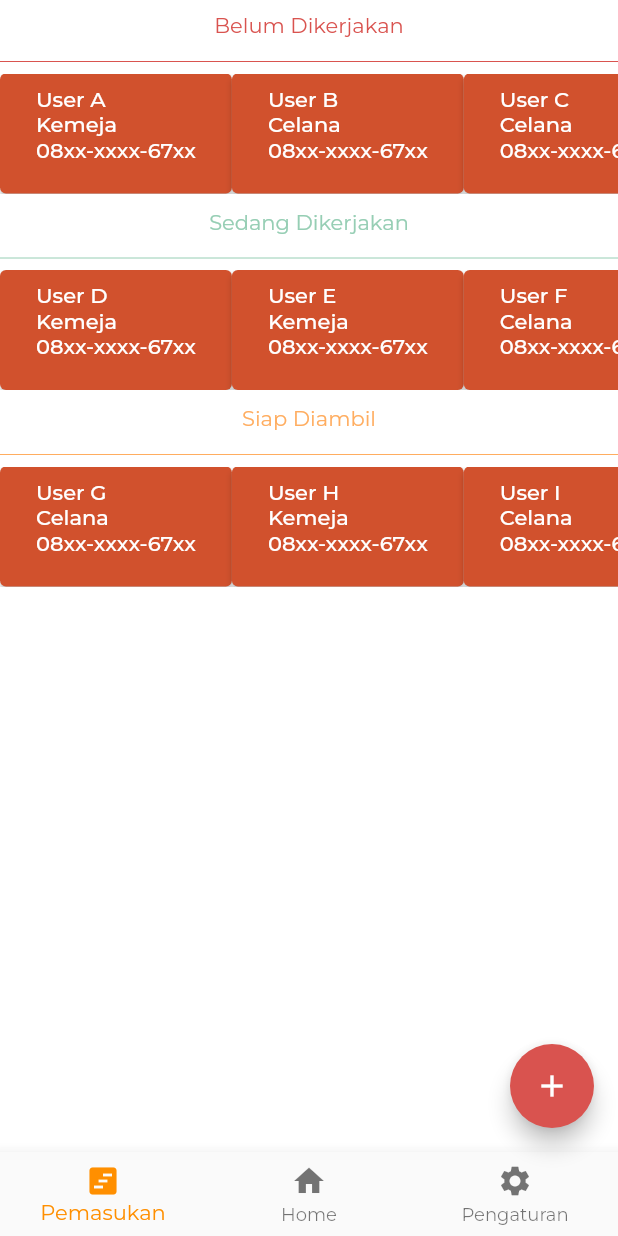
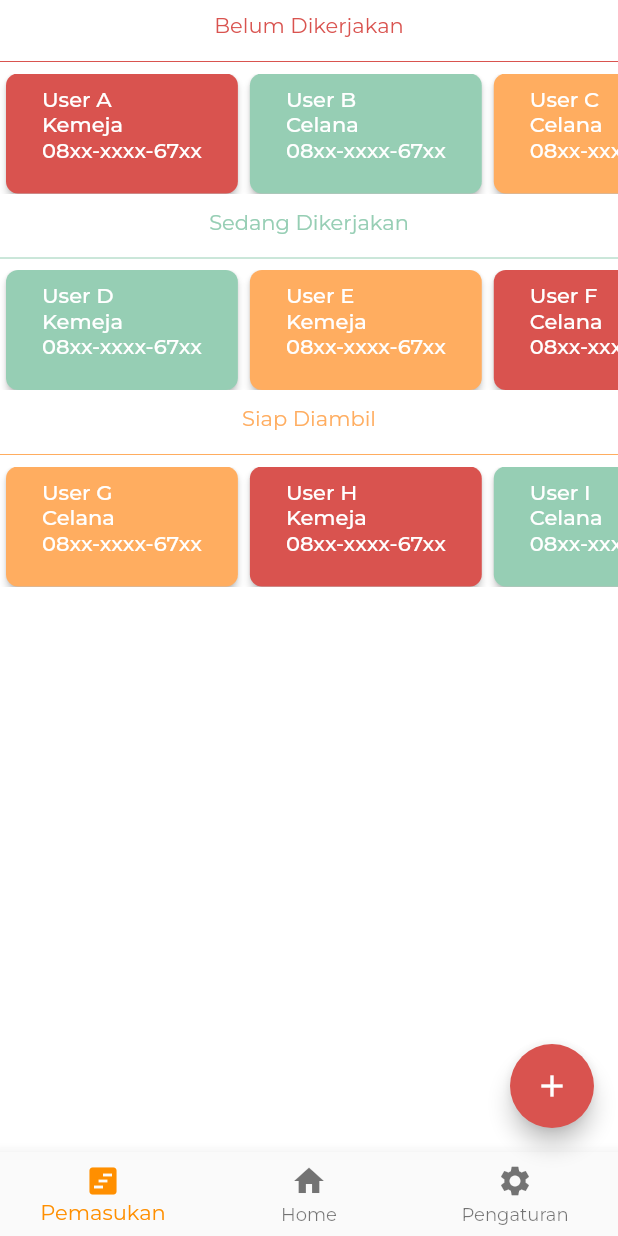
Before and after one commit to qonythazu/tugas-ippl, a Flutter app: the Home screen opened directly, on a phone screen of 412 x 824 dp. Run offline on Flutter 3.47's test engine with Material 2 defaults, Android fonts, the phone set to English and light mode, and no system bars; project files that could hold a hidden picture were left out.

Commit message:
Styling button di home

```diff
--- a/lib/home.dart
+++ b/lib/home.dart
@@ -54,7 +54,9 @@ class _HomeState extends State<Home> {
               child: ListView(
                 scrollDirection: Axis.horizontal,
                 children: <Widget>[
-                  ElevatedButton(
+                  Container(
+                    margin: EdgeInsets.symmetric(horizontal: 4.0),
+                    child: ElevatedButton(
                       onPressed: () {
 
                       },
@@ -71,8 +73,17 @@ class _HomeState extends State<Home> {
                           ],
                         ),
                       ),
+                      style: ElevatedButton.styleFrom(
+                        backgroundColor: Color(0xffD9534F),
+                        shape: new RoundedRectangleBorder(
+                          borderRadius: new BorderRadius.circular(8.0)
+                        )
                       ),
-                  ElevatedButton(
+                    ),
+                  ),
+                  Container(
+                    margin: EdgeInsets.symmetric(horizontal: 4.0),
+                    child: ElevatedButton(
                       onPressed: () {
 
                       },
@@ -89,8 +100,17 @@ class _HomeState extends State<Home> {
                           ],
                         ),
                       ),
+                      style: ElevatedButton.styleFrom(
+                        backgroundColor: Color(0xff96CEB4),
+                        shape: new RoundedRectangleBorder(
+                          borderRadius: new BorderRadius.circular(8.0)
+                        )
                       ),
-                  ElevatedButton(
+                    ),
+                  ),
+                  Container(
+                    margin: EdgeInsets.symmetric(horizontal: 4.0),
+                    child: ElevatedButton(
                       onPressed: () {
 
                       },
@@ -105,6 +125,13 @@ class _HomeState extends State<Home> {
                             Text("08xx-xxxx-67xx",
                                 style: TextStyle(color: Colors.white)),
                           ],
+                        ),
+                      ),
+                      style: ElevatedButton.styleFrom(
+                        backgroundColor: Color(0xffFFAD60),
+                        shape: new RoundedRectangleBorder(
+                          borderRadius: new BorderRadius.circular(8.0)
+                        )
                       ),
                     ),
                   )
@@ -129,7 +156,9 @@ class _HomeState extends State<Home> {
               child: ListView(
                 scrollDirection: Axis.horizontal,
                 children: <Widget>[
-                  ElevatedButton(
+                  Container(
+                    margin: EdgeInsets.symmetric(horizontal: 4.0),
+                    child: ElevatedButton(
                       onPressed: () {
 
                       },
@@ -146,8 +175,17 @@ class _HomeState extends State<Home> {
                           ],
                         ),
                       ),
+                      style: ElevatedButton.styleFrom(
+                        backgroundColor: Color(0xff96CEB4),
+                        shape: new RoundedRectangleBorder(
+                          borderRadius: new BorderRadius.circular(8.0)
+                        )
                       ),
-                  ElevatedButton(
+                    ),
+                  ),
+                  Container(
+                    margin: EdgeInsets.symmetric(horizontal: 4.0),
+                    child: ElevatedButton(
                       onPressed: () {
 
                       },
@@ -164,8 +202,17 @@ class _HomeState extends State<Home> {
                           ],
                         ),
                       ),
+                      style: ElevatedButton.styleFrom(
+                        backgroundColor: Color(0xffFFAD60),
+                          shape: new RoundedRectangleBorder(
+                            borderRadius: new BorderRadius.circular(8.0)
+                          )
                         ),
-                  ElevatedButton(
+                    ),
+                  ),
+                  Container(
+                    margin: EdgeInsets.symmetric(horizontal: 4.0),
+                    child: ElevatedButton(
                       onPressed: () {
 
                       },
@@ -180,6 +227,13 @@ class _HomeState extends State<Home> {
                             Text("08xx-xxxx-67xx",
                                 style: TextStyle(color: Colors.white)),
                           ],
+                        ),
+                      ),
+                      style: ElevatedButton.styleFrom(
+                        backgroundColor: Color(0xffD9534F),
+                        shape: new RoundedRectangleBorder(
+                          borderRadius: new BorderRadius.circular(8.0)
+                        )
                       ),
                     ),
                   ),
@@ -204,7 +258,9 @@ class _HomeState extends State<Home> {
               child: ListView(
                 scrollDirection: Axis.horizontal,
                 children: <Widget>[
-                  ElevatedButton(
+                  Container(
+                    margin: EdgeInsets.symmetric(horizontal: 4.0),
+                    child: ElevatedButton(
                       onPressed: () {
 
                       },
@@ -221,8 +277,17 @@ class _HomeState extends State<Home> {
                           ],
                         ),
                       ),
+                      style: ElevatedButton.styleFrom(
+                        backgroundColor: Color(0xffFFAD60),
+                          shape: new RoundedRectangleBorder(
+                            borderRadius: new BorderRadius.circular(8.0)
+                          )
                         ),
-                  ElevatedButton(
+                    ),
+                  ),
+                  Container(
+                    margin: EdgeInsets.symmetric(horizontal: 4.0),
+                    child: ElevatedButton(
                       onPressed: () {
 
                       },
@@ -239,8 +304,17 @@ class _HomeState extends State<Home> {
                           ],
                         ),
                       ),
+                      style: ElevatedButton.styleFrom(
+                        backgroundColor: Color(0xffD9534F),
+                        shape: new RoundedRectangleBorder(
+                          borderRadius: new BorderRadius.circular(8.0)
+                        )
                       ),
-                  ElevatedButton(
+                    ),
+                  ),
+                  Container(
+                    margin: EdgeInsets.symmetric(horizontal: 4.0),
+                    child: ElevatedButton(
                       onPressed: () {
 
                       },
@@ -255,6 +329,13 @@ class _HomeState extends State<Home> {
                             Text("08xx-xxxx-67xx",
                                 style: TextStyle(color: Colors.white)),
                           ],
+                        ),
+                      ),
+                      style: ElevatedButton.styleFrom(
+                        backgroundColor: Color(0xff96CEB4),
+                        shape: new RoundedRectangleBorder(
+                          borderRadius: new BorderRadius.circular(8.0)
+                        )
                       ),
                     ),
                   ),
```
Lines whose indentation alone changed are shown as unchanged.
